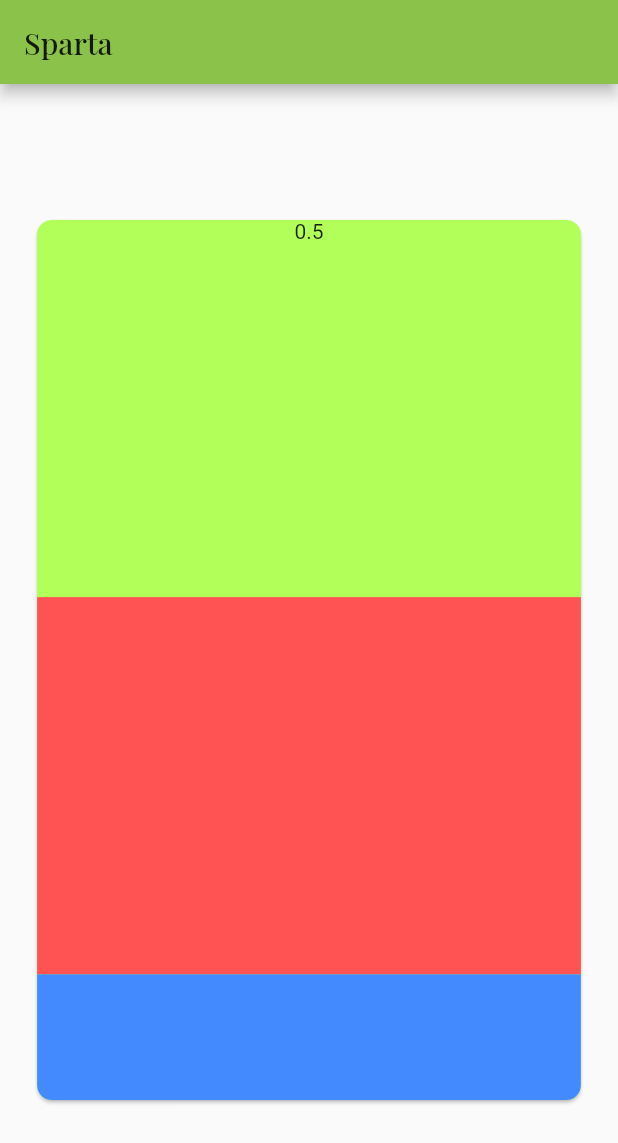
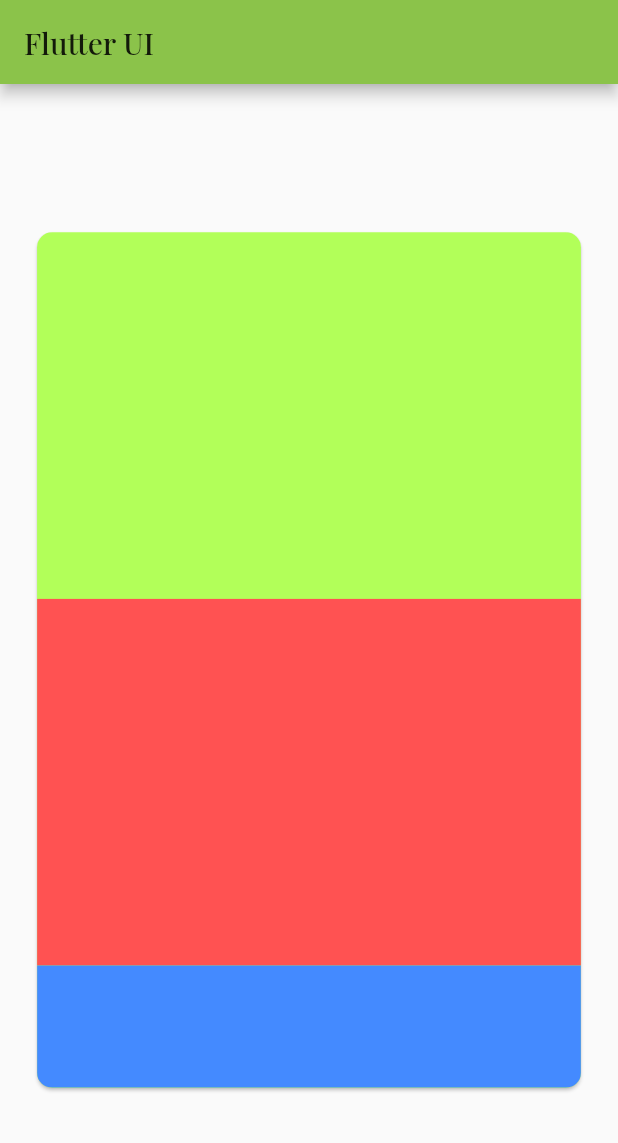
Before and after one commit to shaw8wit/flutter-ui, a Flutter app: the screen it shows after launch, on a phone screen of 412 x 824 dp. Shown: the top 1143 px of the screen. Run offline on Flutter 3.47's test engine with Material 2 defaults, Android fonts, the phone set to English and light mode, and no system bars.

Commit message:
code refactor and made responsive

```diff
--- /dev/null
+++ b/lib/article_preview_component/article_preview_component.dart
@@ -0,0 +1,53 @@
+import 'package:flutter/material.dart';
+import 'package:flutter_ui/article_preview_component/widgets/image.dart';
+import 'package:flutter_ui/article_preview_component/widgets/share.dart';
+import 'package:flutter_ui/article_preview_component/widgets/text.dart';
+
+class ArticlePreviewComponent extends StatelessWidget {
+  Widget horizontalComponent() {
+    return Row(
+      children: [
+        ImageComponent(),
+        Expanded(
+          flex: 4,
+          child: Column(
+            children: [
+              TextComponent(),
+              ShareComponent(),
+            ],
+          ),
+        ),
+      ],
+    );
+  }
+
+  Widget verticalComponent() {
+    return Column(
+      children: [
+        ImageComponent(),
+        TextComponent(),
+        ShareComponent(),
+      ],
+    );
+  }
+
+  @override
+  Widget build(BuildContext context) {
+    var display = MediaQuery.of(context).size;
+    bool aspect = display.aspectRatio > 1;
+    return Card(
+      color: Colors.lightGreenAccent,
+      margin: EdgeInsets.symmetric(
+        horizontal: display.width * (aspect ? 0.22 : 0.06),
+        vertical: display.height * (aspect ? 0.27 : 0.12),
+      ),
+      shape: RoundedRectangleBorder(
+        borderRadius: BorderRadius.circular(10),
+      ),
+      child: ClipRRect(
+        borderRadius: BorderRadius.circular(10),
+        child: aspect ? horizontalComponent() : verticalComponent(),
+      ),
+    );
+  }
+}
--- /dev/null
+++ b/lib/article_preview_component/widgets/image.dart
@@ -0,0 +1,13 @@
+import 'package:flutter/material.dart';
+
+class ImageComponent extends StatelessWidget {
+  @override
+  Widget build(BuildContext context) {
+    return Expanded(
+      flex: 3,
+      child: Container(
+        color: Colors.transparent,
+      ),
+    );
+  }
+}
--- /dev/null
+++ b/lib/article_preview_component/widgets/share.dart
@@ -0,0 +1,13 @@
+import 'package:flutter/material.dart';
+
+class ShareComponent extends StatelessWidget {
+  @override
+  Widget build(BuildContext context) {
+    return Expanded(
+      flex: 1,
+      child: Container(
+        color: Colors.blueAccent,
+      ),
+    );
+  }
+}
--- /dev/null
+++ b/lib/article_preview_component/widgets/text.dart
@@ -0,0 +1,13 @@
+import 'package:flutter/material.dart';
+
+class TextComponent extends StatelessWidget {
+  @override
+  Widget build(BuildContext context) {
+    return Expanded(
+      flex: 3,
+      child: Container(
+        color: Colors.redAccent,
+      ),
+    );
+  }
+}
--- a/lib/main.dart
+++ b/lib/main.dart
@@ -1,9 +1,10 @@
 import 'package:flutter/material.dart';
+
+import 'article_preview_component/article_preview_component.dart';
 
 void main() => runApp(MyApp());
 
 class MyApp extends StatelessWidget {
-  // This widget is the root of your application.
   @override
   Widget build(BuildContext context) {
     return MaterialApp(
@@ -20,50 +21,14 @@ class MyApp extends StatelessWidget {
 class MyHomePage extends StatelessWidget {
   @override
   Widget build(BuildContext context) {
-    var display = MediaQuery.of(context).size;
     return Scaffold(
       appBar: AppBar(
         title: Text(
-          "Sparta",
+          "Flutter UI",
           style: TextStyle(fontFamily: 'PlayfairDisplay'),
         ),
       ),
-      body: Card(
-        color: Colors.lightGreenAccent,
-        margin: EdgeInsets.symmetric(
-          horizontal: display.width * 0.06,
-          vertical: display.height * 0.11,
-        ),
-        shape: RoundedRectangleBorder(
-          borderRadius: BorderRadius.circular(10),
-        ),
-        child: ClipRRect(
-          borderRadius: BorderRadius.circular(10),
-          child: Column(
-            children: [
-              Expanded(
-                flex: 3,
-                child: Container(
-                  color: Colors.transparent,
-                  child: Text('${display.aspectRatio}'),
-                ),
-              ),
-              Expanded(
-                flex: 3,
-                child: Container(
-                  color: Colors.redAccent,
-                ),
-              ),
-              Expanded(
-                flex: 1,
-                child: Container(
-                  color: Colors.blueAccent,
-                ),
-              ),
-            ],
-          ),
-        ),
-      ),
+      body: ArticlePreviewComponent(),
     );
   }
 }
```
